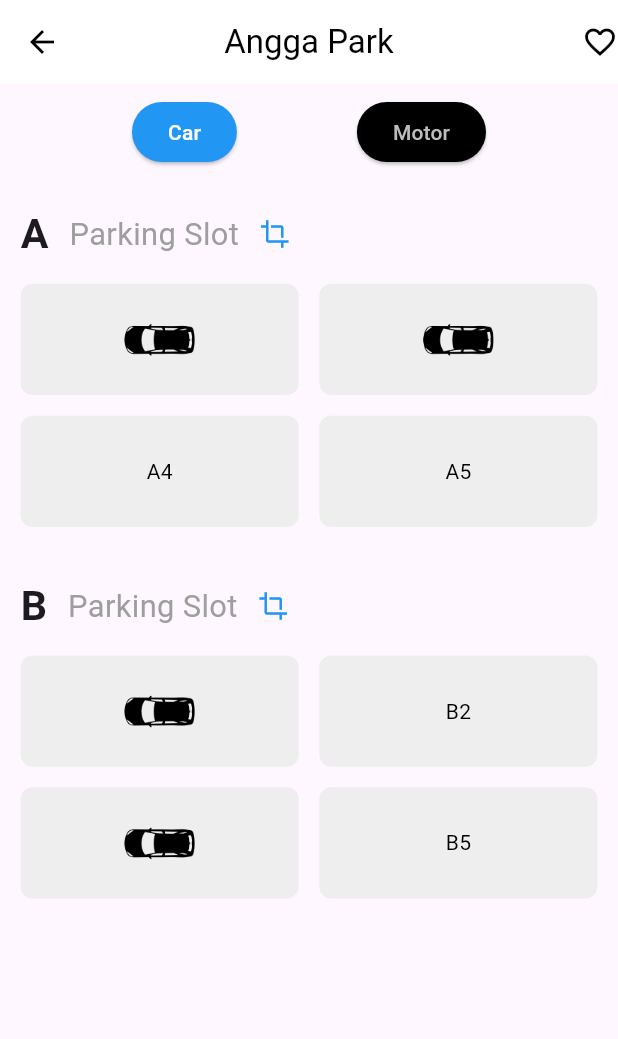
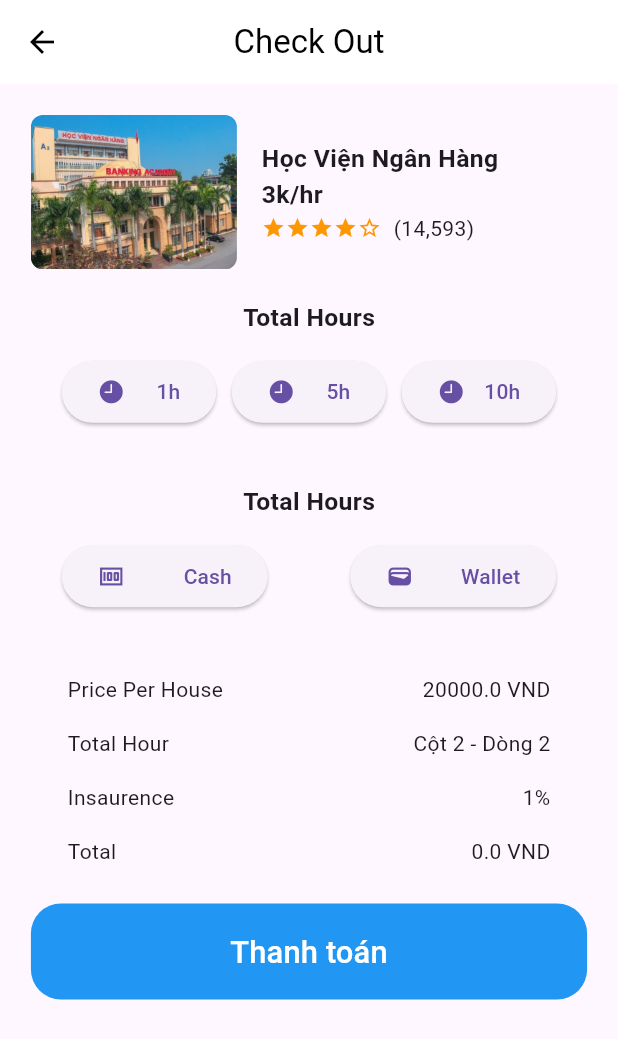
Before and after one commit to congsenpai/smartParkingApp, a Flutter app: the screen it shows after launch, on a phone screen of 412 x 824 dp. Shown: the top 1039 px of the screen. Run offline on Flutter 3.47's test engine with Material 3 defaults, Android fonts, the light colour scheme and no system bars; our stand-ins replace get.

Commit message:
check out

```diff
--- a/project_smart_parking_app/lib/main.dart
+++ b/project_smart_parking_app/lib/main.dart
@@ -1,7 +1,8 @@
 import 'package:flutter/material.dart';
 import 'package:get/get.dart';
-import 'package:project_smart_parking_app/screens/detail_parking_screen.dart';
-import 'package:project_smart_parking_app/screens/home_screent.dart';
+import 'package:project_smart_parking_app/screens/booking_parking_screen.dart';
+import 'package:project_smart_parking_app/screens/detail_booking.dart';
+import 'package:project_smart_parking_app/screens/home_screen.dart';
 import 'package:project_smart_parking_app/screens/parking_order_screen.dart';
 import 'package:project_smart_parking_app/screens/welcome_screens.dart';
 
@@ -18,9 +19,9 @@ class MyApp extends StatefulWidget {
 class _MyAppState extends State<MyApp> {
   @override
   Widget build(BuildContext context) {
-    return GetMaterialApp(
+    return const GetMaterialApp(
       debugShowCheckedModeBanner: false,
-      home: ParkingScreen(),
+      home: DetailBooking(),
     );
   }
 }
--- /dev/null
+++ b/project_smart_parking_app/lib/screens/detail_booking.dart
@@ -0,0 +1,314 @@
+import 'package:flutter/cupertino.dart';
+import 'package:flutter/material.dart';
+import 'package:get/get.dart';
+import 'package:get/get_core/src/get_main.dart';
+import 'package:project_smart_parking_app/screens/booking_parking_screen.dart';
+
+class DetailBooking extends StatefulWidget {
+
+
+  const DetailBooking({super.key});
+
+  @override
+  State<DetailBooking> createState() => _DetailBookingState();
+}
+
+class _DetailBookingState extends State<DetailBooking> {
+  final double PriceOf1hourCar = 20000;
+  final double PriceOf1hourMoto = 20000;
+  double Total =0;
+  final StringURl = "assets/images/Location1_HVNH/HvnhMain.png";
+  @override
+  Widget build(BuildContext context) {
+    return Scaffold(
+      appBar: AppBar(
+        backgroundColor: Colors.white,
+        elevation: 0,
+        title: const Text(
+          'Check Out',
+          style: TextStyle(color: Colors.black),
+        ),
+        centerTitle: true,
+        leading: IconButton(
+          icon: const Icon(Icons.arrow_back, color: Colors.black),
+          onPressed: () => Navigator.of(context).pop(),
+        ),
+
+
+
+      ),
+      body: SingleChildScrollView(
+        child: Padding(
+          padding: EdgeInsets.all(Get.width/20),
+          // column tổng
+          child: Column(
+            mainAxisAlignment: MainAxisAlignment.center,
+            crossAxisAlignment: CrossAxisAlignment.center,
+            children: [
+              // thanh 1 ( ảnh và sao )
+              Row(
+                children: [
+                  Padding(
+                    padding: const EdgeInsets.all(0),
+                    child: Row(
+                      children: [
+                        ClipRRect(
+                          borderRadius: BorderRadius.circular(8), // Không có viền bo tròn
+                          child: Image.asset(
+                            StringURl,
+                            height: Get.width / 4,
+                            width: Get.width / 3,
+                            fit: BoxFit.cover,
+                          ),
+                        ),
+                        Padding(
+                          padding: EdgeInsets.all(Get.width/25),
+                          child: Column(
+
+                            mainAxisAlignment: MainAxisAlignment.start,
+                            crossAxisAlignment: CrossAxisAlignment.start,
+                            children: [
+                              Text('Học Viện Ngân Hàng \n3k/hr',
+                              style: TextStyle(
+                                fontWeight: FontWeight.bold,
+                                  fontSize: Get.width/25)                              ),
+                              const StartWidget(startNumber: 4),
+                            ],
+                          ),
+                        )
+                      ],
+                    ),
+                  ),
+
+
+                ],
+              ),
+              // tổng thời gian
+              Padding(
+                padding: EdgeInsets.all(Get.width/20),
+                child: Column(
+                  children: [
+                    Text("Total Hours", style: TextStyle(
+                        fontSize: Get.width/25,
+                      fontWeight: FontWeight.bold,
+
+                    ),
+                    ),
+                    SizedBox(height: Get.width/25,),
+                    Row(
+                      crossAxisAlignment: CrossAxisAlignment.center,
+                      // mainAxisAlignment: MainAxisAlignment.spaceEvenly,
+                      children: [
+                        Container(
+                          height: Get.width/10,
+                            width: Get.width/4,
+
+
+                            child: ElevatedButton(
+                                onPressed: (){},
+                                child: const Row(
+                                  children: [
+                                    Icon(CupertinoIcons.clock_fill),
+                                    Spacer(),
+                                    Text('1h')
+                                  ],
+                                )
+                            )
+                        ),
+                        Spacer(),
+                        Container(
+                            height: Get.width/10,
+                            width: Get.width/4,
+
+
+                            child: ElevatedButton(
+                                onPressed: (){},
+                                child: const Row(
+                                  children: [
+                                    Icon(CupertinoIcons.clock_fill),
+                                    Spacer(),
+                                    Text('5h')
+                                  ],
+                                )
+                            )
+                        ),
+                        Spacer(),
+                        Container(
+                            height: Get.width/10,
+                            width: Get.width/4,
+
+
+                            child: ElevatedButton(
+                                onPressed: (){},
+                                child: const Row(
+                                  children: [
+                                    Icon(CupertinoIcons.clock_fill),
+                                    Spacer(),
+                                    Text('10h')
+                                  ],
+                                )
+                            )
+                        )
+                      ],
+                    )
+                  ],
+                ),
+
+
+              ),
+              // phương thức thanh toán
+              Padding(
+                padding: EdgeInsets.all(Get.width/20),
+                child: Column(
+                  children: [
+                    Text("Total Hours", style: TextStyle(
+                      fontSize: Get.width/25,
+                      fontWeight: FontWeight.bold,
+
+                    ),
+                    ),
+                    SizedBox(height: Get.width/25,),
+                    Row(
+                      crossAxisAlignment: CrossAxisAlignment.center,
+                      // mainAxisAlignment: MainAxisAlignment.spaceEvenly,
+                      children: [
+                        Container(
+                            height: Get.width/10,
+                            width: Get.width/3,
+
+
+                            child: ElevatedButton(
+                                onPressed: (){},
+                                child: const Row(
+                                  children: [
+                                    Icon(Icons.money),
+                                    Spacer(),
+                                    Text('Cash')
+                                  ],
+                                )
+                            )
+                        ),
+                        Spacer(),
+
+                        Container(
+                            height: Get.width/10,
+                            width: Get.width/3,
+
+
+                            child: ElevatedButton(
+                                onPressed: (){},
+                                child: const Row(
+                                  children: [
+                                    Icon(Icons.wallet),
+                                    Spacer(),
+                                    Text('Wallet')
+                                  ],
+                                )
+                            )
+                        )
+                      ],
+                    )
+                  ],
+                ),
+
+
+              ),
+              // tổng bill
+              Padding(padding: EdgeInsets.all(Get.width/25),
+                child: Table(
+                  columnWidths: const {
+                    0: FlexColumnWidth(), // Cột đầu tiên sẽ tự động căn trái
+                    1: FlexColumnWidth(), // Cột thứ hai tự động căn phải
+                  },
+                  children: [
+                    TableRow(
+                      children: [
+                        Container(
+                          alignment: Alignment.centerLeft,
+                          padding: const EdgeInsets.all(8.0),
+                          child: const Text('Price Per House'),
+                        ),
+                        Container(
+                          alignment: Alignment.centerRight,
+                          padding: const EdgeInsets.all(8.0),
+                          child:  Text("$PriceOf1hourCar VND"),
+                        ),
+                      ],
+                    ),
+                    TableRow(
+                      children: [
+                        Container(
+                          alignment: Alignment.centerLeft,
+                          padding: const EdgeInsets.all(8.0),
+                          child: const Text('Total Hour'),
+                        ),
+                        Container(
+                          alignment: Alignment.centerRight,
+                          padding: const EdgeInsets.all(8.0),
+                          child: const Text('Cột 2 - Dòng 2'),
+                        ),
+                      ],
+                    ),
+                    TableRow(
+                      children: [
+                        Container(
+                          alignment: Alignment.centerLeft,
+                          padding: const EdgeInsets.all(8.0),
+                          child: const Text('Insaurence'),
+                        ),
+                        Container(
+                          alignment: Alignment.centerRight,
+                          padding: const EdgeInsets.all(8.0),
+                          child: const Text('1%'),
+                        ),
+                      ],
+                    ),
+                    TableRow(
+                      children: [
+                        Container(
+                          alignment: Alignment.centerLeft,
+                          padding: const EdgeInsets.all(8.0),
+                          child: const Text('Total'),
+                        ),
+                        Container(
+                          alignment: Alignment.centerRight,
+                          padding: const EdgeInsets.all(8.0),
+                          child: Text('$Total VND'),
+                        ),
+                      ],
+                    ),
+
+                  ],
+                ),
+              ),
+              Container(
+                alignment: Alignment.center,
+                padding: const EdgeInsets.all(8.0),
+
+                decoration: BoxDecoration(
+                  borderRadius: BorderRadius.circular(20),
+                  color: Colors.blue,
+                ),
+                child: TextButton(onPressed: (){},
+                    child: Text('Thanh toán',
+                      style: TextStyle(
+                        fontSize: Get.width/20,
+                        color: Colors.white
+                      ),
+                    )
+                )
+              ),
+
+
+
+
+            ],
+          ),
+
+        ),
+      )
+
+
+    );
+  }
+}
```
Also changed, not shown: project_smart_parking_app/lib/screens/booking_parking_screen.dart (renamed from project_smart_parking_app/lib/screens/detail_parking_screen.dart, +5 -5 lines), project_smart_parking_app/lib/screens/parking_order_screen.dart (+106 -16 lines), project_smart_parking_app/lib/screens/home_screen.dart (renamed from project_smart_parking_app/lib/screens/home_screent.dart).
